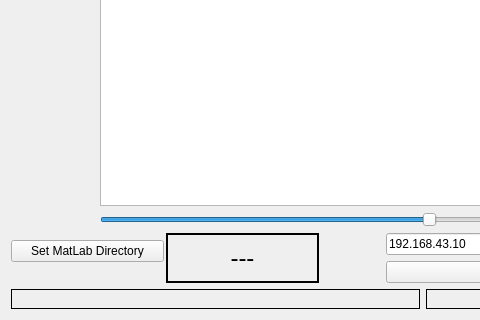
Above: LARCmaCS/larcmacs.ui from vkpankov/LARCmaCS before the change; both pictures show x 0 to 480 and y 490 to 810 of the 1080 by 810 pixel window. Below: the same form after it.
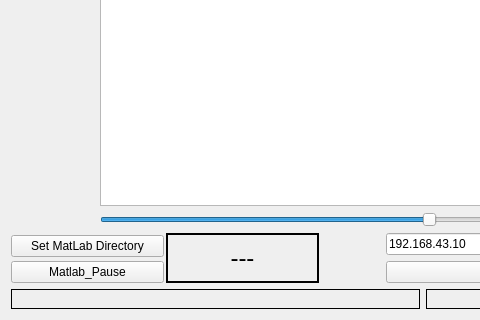
That is the form after the change. Icons and pictures are not drawn.

Commit message: pause returned

```diff
--- a/LARCmaCS/larcmacs.ui
+++ b/LARCmaCS/larcmacs.ui
@@ -139,6 +139,13 @@
        <property name="spacing">
         <number>2</number>
        </property>
+	   <item row="3" column="0">
+        <widget class="QPushButton" name="pushButton_Pause">
+         <property name="text">
+          <string>Matlab_Pause</string>
+         </property>
+        </widget>
+       </item>
        <item row="0" column="0" rowspan="3">
         <widget class="QPushButton" name="pushButton_SetMLdir">
          <property name="text">
```
The commit also changes 5 other files.
